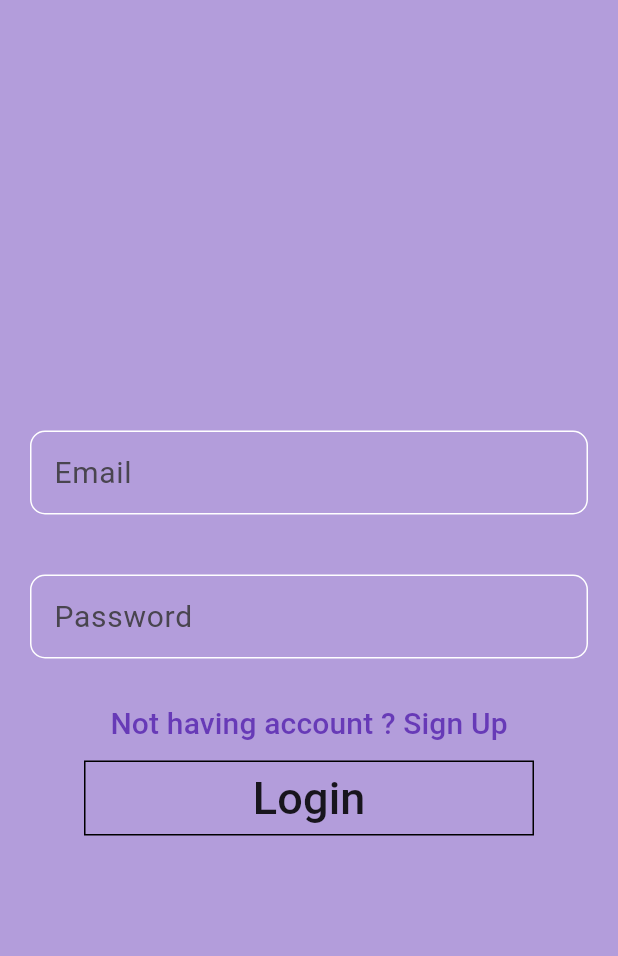
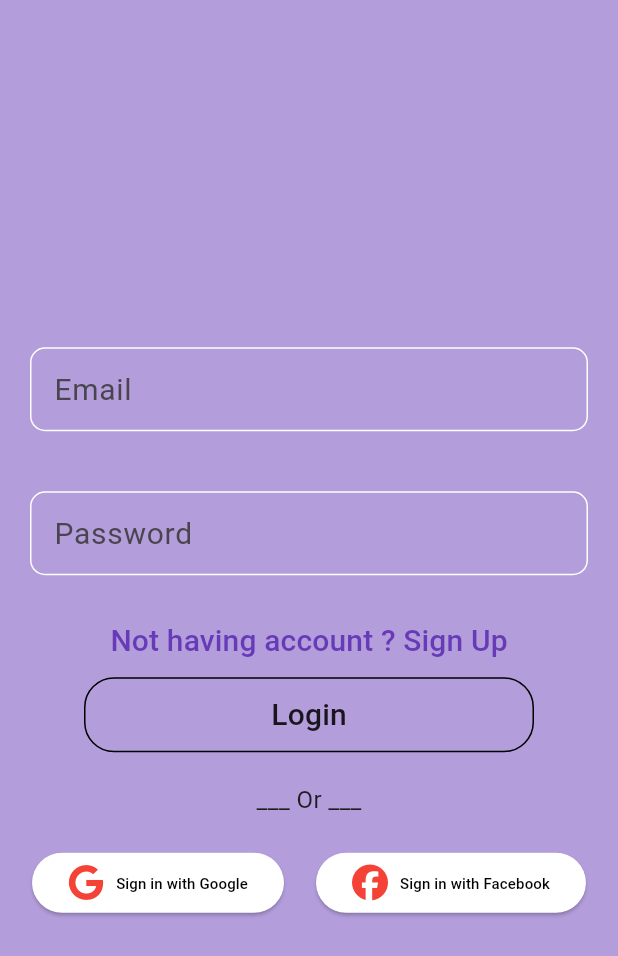
Before and after one commit to toiluoicode/studu_1, a Flutter app: the screen it shows after launch, after a tap on "Login", on a phone screen of 412 x 824 dp. Shown: the top 956 px of the screen. Run offline on Flutter 3.47's test engine with Material 3 defaults, Android fonts, the phone set to English and light mode, and no system bars; our stand-ins replace font_awesome_flutter; missing offline and left inert: dart:ffi; network calls fail.

Commit message:
add them

```diff
--- /dev/null
+++ b/lib/models/user.dart
@@ -0,0 +1,5 @@
+class User {
+  String username;
+  String password;
+  User({required this.username , required this.password});
+}
--- a/lib/pages/login_page.dart
+++ b/lib/pages/login_page.dart
@@ -1,7 +1,12 @@
 import 'dart:ffi';
-
 import 'package:flutter/material.dart';
-
+import 'package:study_1/pages/sign_up_page.dart';
+import 'package:study_1/widgets/login_third_button.dart';
+import 'package:study_1/widgets/test.dart';
+import 'package:study_1/models/user.dart';
+import '../widgets/custom_textfield.dart';
+import 'package:font_awesome_flutter/font_awesome_flutter.dart';
+import 'package:study_1/services/user_service.dart';
 class LoginPage extends StatefulWidget {
   const LoginPage({super.key});
 
@@ -12,7 +17,16 @@ class LoginPage extends StatefulWidget {
 class _LoginPageState extends State<LoginPage> {
   var emailTextFieldController = TextEditingController();
   var passwordTextFieldController = TextEditingController();
-
+  void _CreateUser () async{
+    final user = User(
+      username: emailTextFieldController.text,
+      password: passwordTextFieldController.text,
+    );
+    void success = await UserService.createUser(user);
+    ScaffoldMessenger.of(context).showSnackBar(
+      SnackBar(content: Text('Đã gửi yêu cầu tạo user, vui lòng kiểm tra lại.')),
+    );
+  }
   @override
   Widget build(BuildContext context) {
     return Scaffold(
@@ -20,49 +34,21 @@ class _LoginPageState extends State<LoginPage> {
       body: Column(
         mainAxisAlignment: MainAxisAlignment.center,
         children: [
-          Padding(
-            padding: EdgeInsets.all(20),
-            child: TextField(
-              controller: emailTextFieldController,
-              decoration: InputDecoration(
-                hintText: "Email",
-                labelText: "Email",
-                labelStyle: TextStyle(fontSize: 20),
-                hintStyle: const TextStyle(color: Colors.black),
-                enabledBorder: OutlineInputBorder(
-                  borderSide: const BorderSide(color: Colors.white),
-                  borderRadius: BorderRadius.circular(10),
-                ),
-                focusedBorder: OutlineInputBorder(
-                  borderSide: const BorderSide(color: Colors.white),
-                  borderRadius: BorderRadius.circular(10),
-                ),
-              ),
-            ),
+          CustomTextField(
+            textEditingController: emailTextFieldController,
+            hintText: "Email",
+            lableText: "Email",
           ),
-          Padding(
-            padding: EdgeInsets.all(20),
-            child: TextField(
-              obscureText: true,
-              controller: passwordTextFieldController,
-              decoration: InputDecoration(
-                hintText: "Password",
-                labelText: "Password",
-                labelStyle: TextStyle(fontSize: 20),
-                hintStyle: const TextStyle(color: Colors.black),
-                enabledBorder: OutlineInputBorder(
-                  borderSide: const BorderSide(color: Colors.white),
-                  borderRadius: BorderRadius.circular(10),
-                ),
-                focusedBorder: OutlineInputBorder(
-                  borderSide: const BorderSide(color: Colors.white),
-                  borderRadius: BorderRadius.circular(10),
-                ),
-              ),
-            ),
+          CustomTextField(
+            textEditingController: passwordTextFieldController,
+            hintText: "Password",
+            lableText: "Password",
+            obscureText: true,
           ),
           MaterialButton(
-            onPressed: () {},
+            onPressed: () {
+              Navigator.push(context, MaterialPageRoute(builder: (context)=> const SignUpPage()));
+            },
             child: Text(
               "Not having account ? Sign Up",
               style: TextStyle(color: Colors.deepPurple, fontSize: 20),
@@ -71,12 +57,31 @@ class _LoginPageState extends State<LoginPage> {
           Container(
             height: 50,
             width: 300,
-            decoration: BoxDecoration(border: Border.all(color: Colors.black)),
+            decoration: BoxDecoration(
+              border: Border.all(color: Colors.black),
+              borderRadius: BorderRadius.circular(20)
+            ),
             child: MaterialButton(
-              onPressed: () {},
-              child: Text("Login", style: TextStyle(fontSize: 30)),
+              onPressed: _CreateUser ,
+              child: Text("Login", style: TextStyle(fontSize: 20)),
             ),
           ),
+          const SizedBox(height: 20.0),
+          const Text("___ Or ___", style: TextStyle(fontSize: 16)),
+          const SizedBox(height: 20.0),
+          Row(
+            mainAxisAlignment: MainAxisAlignment.spaceEvenly,
+            children: [
+              LoginThirdButton(
+                icon: FaIcon(FontAwesomeIcons.google, size: 24, color: Colors.red),
+                textThirdButton: "Sign in with Google",
+              ),
+              LoginThirdButton(
+                icon: FaIcon(FontAwesomeIcons.facebook, size: 24, color: Colors.red),
+                textThirdButton: "Sign in with Facebook",
+              ),
+            ],
+          )
         ],
       ),
     );
--- /dev/null
+++ b/lib/pages/sign_up_page.dart
@@ -0,0 +1,17 @@
+import 'package:flutter/material.dart';
+class SignUpPage extends StatelessWidget {
+  const SignUpPage({super.key});
+  @override
+  Widget build(BuildContext context) {
+    return  Scaffold(
+      body: Center(
+        child: ElevatedButton(
+          onPressed: () {
+            Navigator.pop(context);
+          },
+          child: const Text('Go back!'),
+        ),
+      ),
+    );
+  }
+}
--- /dev/null
+++ b/lib/services/user_service.dart
@@ -0,0 +1,27 @@
+import 'package:http/http.dart' as http;
+import 'dart:convert';
+import 'package:study_1/models/user.dart';
+
+import '../Models/user.dart';
+
+class UserService {
+  static const String urlAddUser = "http://10.0.2.2:8080/users/add";
+
+  static Future<void> createUser( user) async {
+    final respone = await http.post(
+      Uri.parse(urlAddUser),
+      headers: {"Content-Type": "application/json"},
+      body: jsonEncode({
+        "username": user.username,
+        "passwrod": user.password
+      }),
+    );
+    if (respone.statusCode == 200 || respone.statusCode == 201) {
+      // code 201 is created
+      print("succes");
+    }
+    else{
+      print("failed");
+    }
+  }
+}
--- /dev/null
+++ b/lib/widgets/custom_textfield.dart
@@ -0,0 +1,37 @@
+import 'package:flutter/material.dart';
+class CustomTextField extends StatelessWidget {
+  const CustomTextField({
+    super.key,
+    required this.textEditingController,
+    required this.hintText, required this.lableText,
+    this.obscureText = false
+  });
+  final TextEditingController textEditingController;
+  final String hintText;
+  final String lableText;
+  final bool obscureText;
+  @override
+  Widget build(BuildContext context) {
+    return  Padding(
+      padding: EdgeInsets.all(20),
+      child: TextField(
+        controller: textEditingController,
+        obscureText: obscureText,
+        decoration: InputDecoration(
+          hintText: hintText,
+          labelText: lableText,
+          labelStyle: TextStyle(fontSize: 20,),
+          hintStyle: const TextStyle(color: Colors.black),
+          enabledBorder: OutlineInputBorder(
+            borderSide: const BorderSide(color: Colors.white),
+            borderRadius: BorderRadius.circular(10),
+          ),
+          focusedBorder: OutlineInputBorder(
+            borderSide: const BorderSide(color: Colors.white),
+            borderRadius: BorderRadius.circular(10),
+          ),
+        ),
+      ),
+    );
+  }
+}
--- /dev/null
+++ b/lib/widgets/login_third_button.dart
@@ -0,0 +1,29 @@
+import 'package:flutter/material.dart';
+import 'package:font_awesome_flutter/font_awesome_flutter.dart';
+class LoginThirdButton extends StatelessWidget {
+  const LoginThirdButton({super.key, required this.icon, required this.textThirdButton});
+  final FaIcon icon;
+  final String textThirdButton;
+
+  @override
+  Widget build(BuildContext context) {
+    return ElevatedButton(
+        onPressed: (){},
+        style: ElevatedButton.styleFrom(
+          backgroundColor: Colors.white,
+          foregroundColor: Colors.black,
+
+        ),
+        child: Row(
+          mainAxisSize: MainAxisSize.min,
+          children: [
+            icon,
+            const SizedBox(width: 8,),
+            Text(textThirdButton,style: TextStyle(
+              fontSize: 10
+            ),)
+          ],
+        )
+    );
+  }
+}
--- /dev/null
+++ b/lib/widgets/test.dart
@@ -0,0 +1,15 @@
+import 'package:flutter/material.dart';
+import 'package:font_awesome_flutter/font_awesome_flutter.dart';
+
+class Test extends StatelessWidget {
+  const Test({super.key});
+
+  @override
+  Widget build(BuildContext context) {
+    return IconButton(
+      // Use the FaIcon Widget + FontAwesomeIcons class for the IconData
+        icon: FaIcon(FontAwesomeIcons.gamepad),
+        onPressed: () { print("Pressed"); }
+    );
+  }
+}
--- a/pubspec.yaml
+++ b/pubspec.yaml
@@ -34,6 +34,9 @@ dependencies:
   # The following adds the Cupertino Icons font to your application.
   # Use with the CupertinoIcons class for iOS style icons.
   cupertino_icons: ^1.0.8
+  font_awesome_flutter: ^10.9.0
+  firebase_auth: ^6.0.0
+  http: ^1.5.0
 
 dev_dependencies:
   flutter_test:
```
Also changed, not shown: pubspec.lock, 6 other files.
